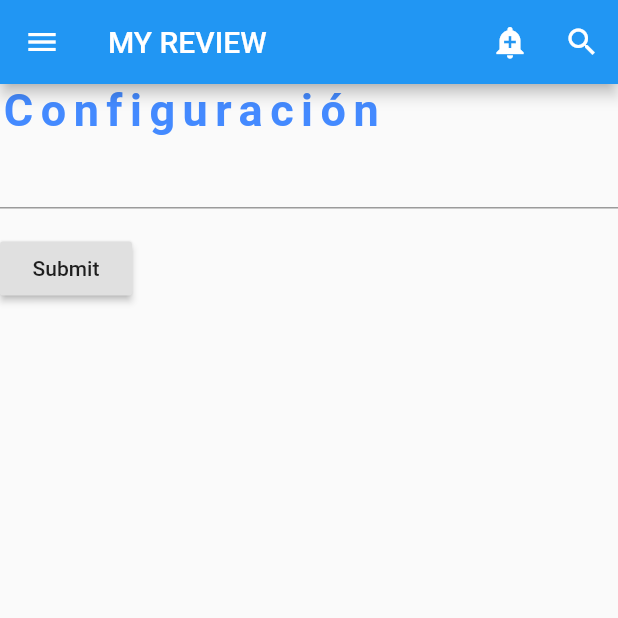
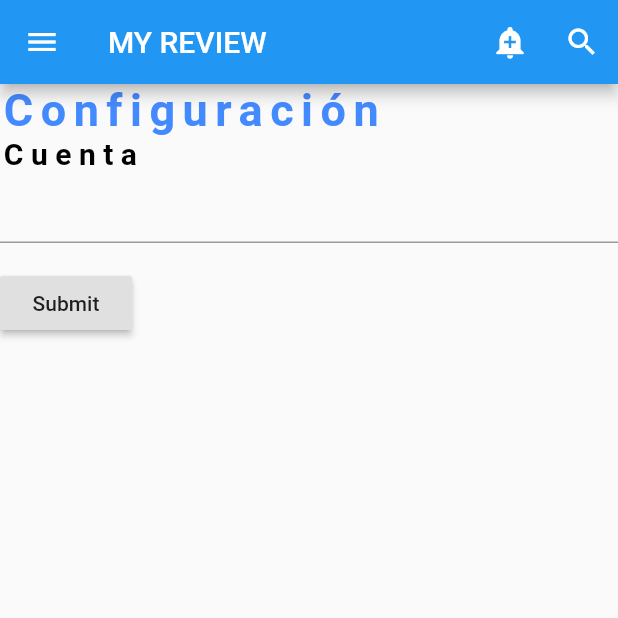
Before and after one commit to Kegara/vetitiliber, a Flutter app: the ConfiperfilPage screen opened by its route, on a phone screen of 412 x 824 dp, the top half of it. Run offline on Flutter 3.47's test engine with Material 2 defaults, Android fonts, the phone set to English and light mode, and no system bars; our stand-ins replace fluttertoast.

Commit message:
Debo actualizar las versiones de algunas funciones

```diff
--- a/lib/perfil/confiperfil.dart
+++ b/lib/perfil/confiperfil.dart
@@ -73,6 +73,12 @@ class MyCustomFormState extends State<MyCustomForm> {
                   fontWeight: FontWeight.bold,
                   letterSpacing: 5.0,
                   color: Colors.blueAccent)),
+          Text("Cuenta", //Texto inicial de la sección para ver el perfil propio
+              style: new TextStyle(
+                  fontSize: 20,
+                  fontWeight: FontWeight.bold,
+                  letterSpacing: 5.0,
+                  color: Colors.black)),
           TextFormField(
             validator: (value) {
               if (value.isEmpty) {
```
